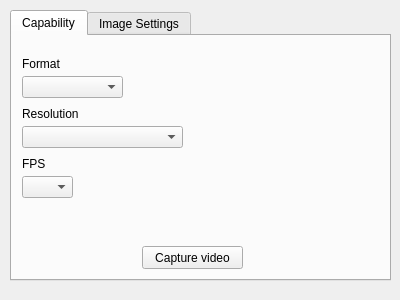
This is test_app/cameraform.ui in abibas/webcamCaptureNewDesign as Qt 5 draws it before an edit. The edited form follows.
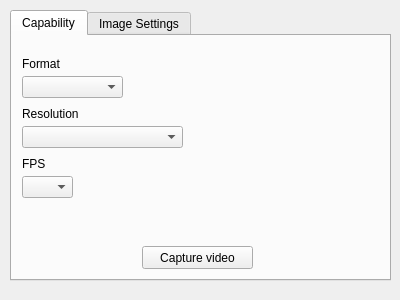
This is the edited form.

Patch:
```diff
--- a/test_app/cameraform.ui
+++ b/test_app/cameraform.ui
@@ -57,7 +57,7 @@
       <rect>
        <x>10</x>
        <y>70</y>
-       <width>61</width>
+       <width>71</width>
        <height>16</height>
       </rect>
      </property>
@@ -103,7 +103,7 @@
       <rect>
        <x>130</x>
        <y>210</y>
-       <width>101</width>
+       <width>111</width>
        <height>23</height>
       </rect>
      </property>
```
